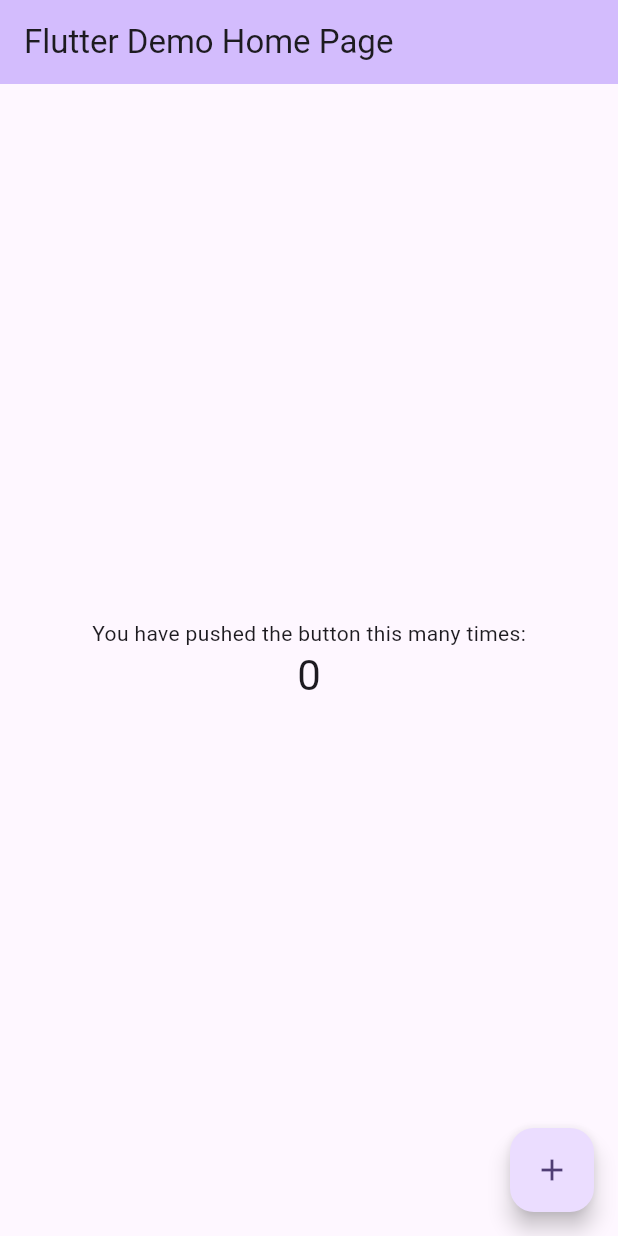
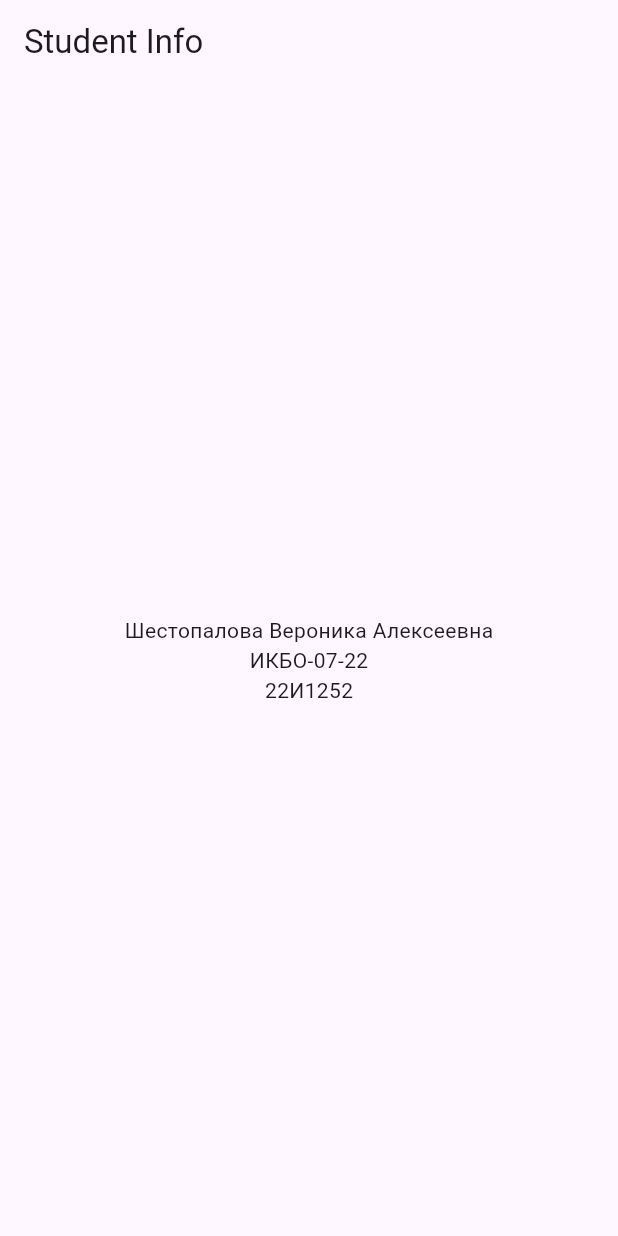
Before and after one commit to verniiiii/flutter2, a Flutter app: the screen it shows after launch, on a phone screen of 412 x 824 dp. Run offline on Flutter 3.47's test engine with Material 3 defaults, Android fonts, the phone set to English and light mode, and no system bars.

Commit message:
feat: add student info feature

```diff
--- a/lib/app.dart
+++ b/lib/app.dart
@@ -1,5 +1,5 @@
 import 'package:flutter/material.dart';
-import '../features/counter/counter_screen.dart';
+import '../features/student_info/student_screen.dart';
 
 class MyApp extends StatelessWidget {
   const MyApp({super.key});
@@ -11,7 +11,7 @@ class MyApp extends StatelessWidget {
       theme: ThemeData(
         colorScheme: ColorScheme.fromSeed(seedColor: Colors.deepPurple),
       ),
-      home: const CounterScreen(title: 'Flutter Demo Home Page'),
+      home: const StudentScreen(),
     );
   }
 }
--- a/lib/features/counter/counter_model.dart
+++ /dev/null
@@ -1,9 +0,0 @@
-class CounterModel {
-  int value;
-
-  CounterModel(this.value);
-
-  void increment() {
-    value++;
-  }
-}
--- a/lib/features/counter/counter_screen.dart
+++ /dev/null
@@ -1,47 +0,0 @@
-import 'package:flutter/material.dart';
-import 'counter_model.dart';
-
-class CounterScreen extends StatefulWidget {
-  const CounterScreen({super.key, required this.title});
-  final String title;
-
-  @override
-  State<CounterScreen> createState() => _CounterScreenState();
-}
-
-class _CounterScreenState extends State<CounterScreen> {
-  final CounterModel _counter = CounterModel(0);
-
-  void _incrementCounter() {
-    setState(() {
-      _counter.increment();
-    });
-  }
-
-  @override
-  Widget build(BuildContext context) {
-    return Scaffold(
-      appBar: AppBar(
-        backgroundColor: Theme.of(context).colorScheme.inversePrimary,
-        title: Text(widget.title),
-      ),
-      body: Center(
-        child: Column(
-          mainAxisAlignment: MainAxisAlignment.center,
-          children: <Widget>[
-            const Text('You have pushed the button this many times:'),
-            Text(
-              '${_counter.value}',
-              style: Theme.of(context).textTheme.headlineMedium,
-            ),
-          ],
-        ),
-      ),
-      floatingActionButton: FloatingActionButton(
-        onPressed: _incrementCounter,
-        tooltip: 'Increment',
-        child: const Icon(Icons.add),
-      ),
-    );
-  }
-}
--- /dev/null
+++ b/lib/features/student_info/student_model.dart
@@ -0,0 +1,11 @@
+class StudentModel {
+  final String fullName;
+  final String group;
+  final String studentId;
+
+  const StudentModel({
+    required this.fullName,
+    required this.group,
+    required this.studentId,
+  });
+}
--- /dev/null
+++ b/lib/features/student_info/student_repository.dart
@@ -0,0 +1,13 @@
+import 'student_model.dart';
+
+class StudentRepository {
+  Future<StudentModel> getStudentData() async {
+    // Имитация загрузки данных
+    await Future.delayed(const Duration(seconds: 1));
+    return const StudentModel(
+      fullName: 'Шестопалова Вероника Алексеевна',
+      group: 'ИКБО-07-22',
+      studentId: '22И1252',
+    );
+  }
+}
--- /dev/null
+++ b/lib/features/student_info/student_screen.dart
@@ -0,0 +1,47 @@
+import 'package:flutter/material.dart';
+import 'student_repository.dart';
+import 'student_model.dart';
+
+class StudentScreen extends StatefulWidget {
+  const StudentScreen({super.key});
+
+  @override
+  State<StudentScreen> createState() => _StudentScreenState();
+}
+
+class _StudentScreenState extends State<StudentScreen> {
+  final StudentRepository _repository = StudentRepository();
+
+  @override
+  Widget build(BuildContext context) {
+    return Scaffold(
+      appBar: AppBar(
+        title: const Text('Student Info'),
+      ),
+      body: FutureBuilder<StudentModel>(
+        future: _repository.getStudentData(),
+        builder: (context, snapshot) {
+          if (snapshot.connectionState == ConnectionState.waiting) {
+            return const Center(child: CircularProgressIndicator());
+          }
+
+          if (snapshot.hasError) {
+            return Center(child: Text('Ошибка: ${snapshot.error}'));
+          }
+
+          final student = snapshot.data!;
+          return Center(
+            child: Column(
+              mainAxisAlignment: MainAxisAlignment.center,
+              children: <Widget>[
+                Text(student.fullName),
+                Text(student.group),
+                Text(student.studentId),
+              ],
+            ),
+          );
+        },
+      ),
+    );
+  }
+}
```
Also changed, not shown: 1 other file.
